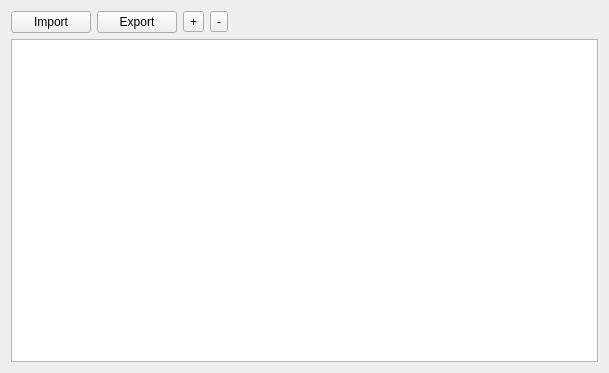
Before: the Qt Designer form WWplot/ui/table.ui in wwmm/wwplot, drawn with Qt 5.
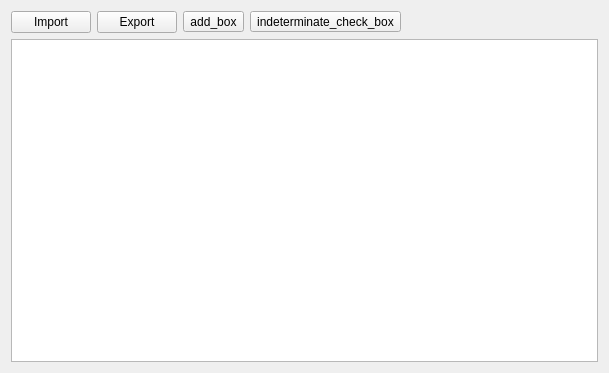
After: the same form once the commit is applied.

Diff of the .ui file:
```diff
--- a/WWplot/ui/table.ui
+++ b/WWplot/ui/table.ui
@@ -86,19 +86,25 @@
    <item row="0" column="3">
     <widget class="QToolButton" name="button_remove_row">
      <property name="text">
-      <string>-</string>
+      <string>indeterminate_check_box</string>
+     </property>
+     <property name="iconSize">
+      <size>
+       <width>24</width>
+       <height>24</height>
+      </size>
      </property>
     </widget>
    </item>
    <item row="0" column="2">
     <widget class="QToolButton" name="button_add_row">
      <property name="text">
-      <string>+</string>
+      <string>add_box</string>
      </property>
      <property name="iconSize">
       <size>
-       <width>16</width>
-       <height>16</height>
+       <width>24</width>
+       <height>24</height>
       </size>
      </property>
     </widget>
```
Left out of the diff: 6 changed lines with no effect on the pictures.
